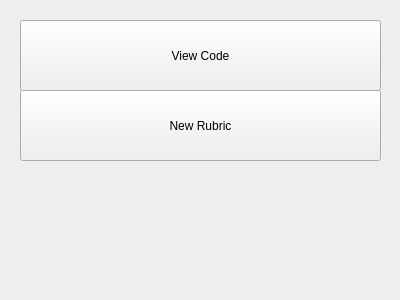
This is GUI/dataview.ui in Laucksy/CS-205-Project as Qt 5 draws it before an edit. The edited form follows.
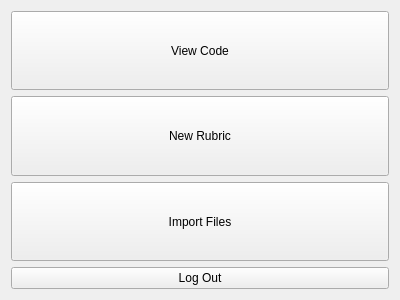
This is the edited form.

Patch:
```diff
--- a/GUI/dataview.ui
+++ b/GUI/dataview.ui
@@ -10,35 +10,72 @@
     <height>300</height>
    </rect>
   </property>
+  <property name="sizePolicy">
+   <sizepolicy hsizetype="Expanding" vsizetype="Expanding">
+    <horstretch>0</horstretch>
+    <verstretch>0</verstretch>
+   </sizepolicy>
+  </property>
   <property name="windowTitle">
    <string>Axolotl Developmet</string>
   </property>
+  <layout class="QVBoxLayout" name="verticalLayout">
+   <item>
   <widget class="QPushButton" name="pushButton">
-   <property name="geometry">
-    <rect>
-     <x>20</x>
-     <y>20</y>
-     <width>361</width>
-     <height>71</height>
-    </rect>
+     <property name="sizePolicy">
+      <sizepolicy hsizetype="Expanding" vsizetype="Expanding">
+       <horstretch>0</horstretch>
+       <verstretch>0</verstretch>
+      </sizepolicy>
    </property>
    <property name="text">
     <string>View Code</string>
    </property>
   </widget>
+   </item>
+   <item>
   <widget class="QPushButton" name="pushButton_2">
-   <property name="geometry">
-    <rect>
-     <x>20</x>
-     <y>90</y>
-     <width>361</width>
-     <height>71</height>
-    </rect>
+     <property name="sizePolicy">
+      <sizepolicy hsizetype="Expanding" vsizetype="Expanding">
+       <horstretch>0</horstretch>
+       <verstretch>0</verstretch>
+      </sizepolicy>
    </property>
    <property name="text">
     <string>New Rubric</string>
    </property>
   </widget>
+   </item>
+   <item>
+    <widget class="QPushButton" name="pushButton_3">
+     <property name="sizePolicy">
+      <sizepolicy hsizetype="Expanding" vsizetype="Expanding">
+       <horstretch>0</horstretch>
+       <verstretch>0</verstretch>
+      </sizepolicy>
+     </property>
+     <property name="text">
+      <string>Import Files</string>
+     </property>
+    </widget>
+   </item>
+   <item>
+    <widget class="QPushButton" name="pushButton_4">
+     <property name="sizePolicy">
+      <sizepolicy hsizetype="Minimum" vsizetype="Minimum">
+       <horstretch>0</horstretch>
+       <verstretch>0</verstretch>
+      </sizepolicy>
+     </property>
+     <property name="layoutDirection">
+      <enum>Qt::LeftToRight</enum>
+     </property>
+     <property name="text">
+      <string>Log Out</string>
+     </property>
+    </widget>
+   </item>
+  </layout>
  </widget>
  <resources/>
  <connections/>
```
Lines whose indentation alone changed are shown as unchanged.
